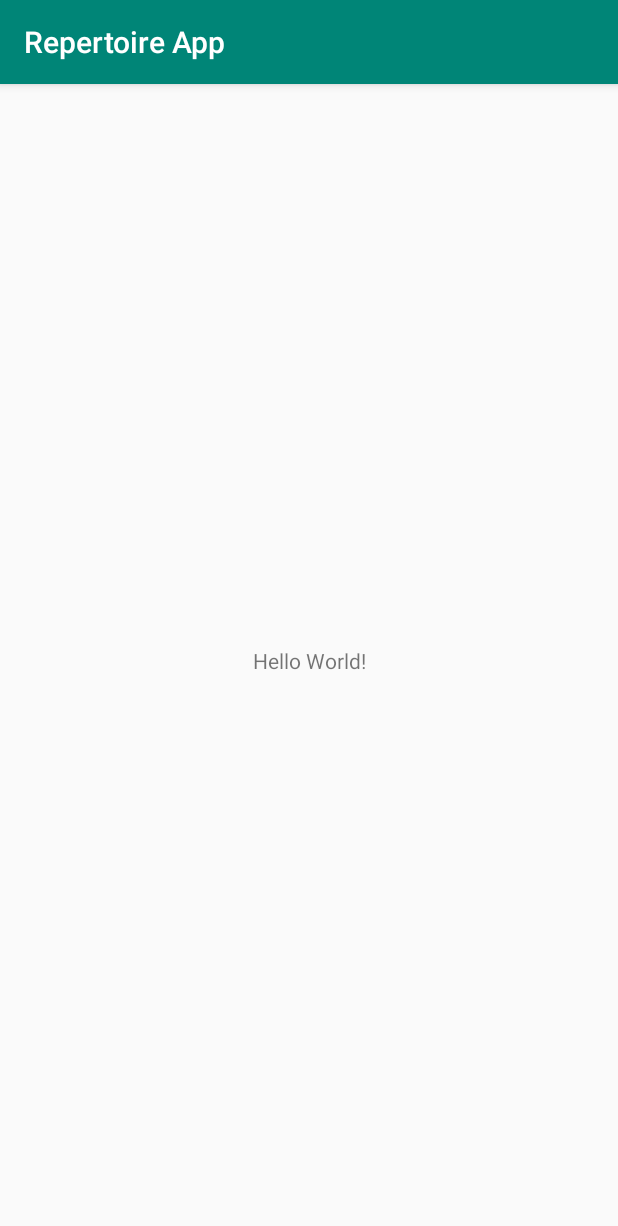
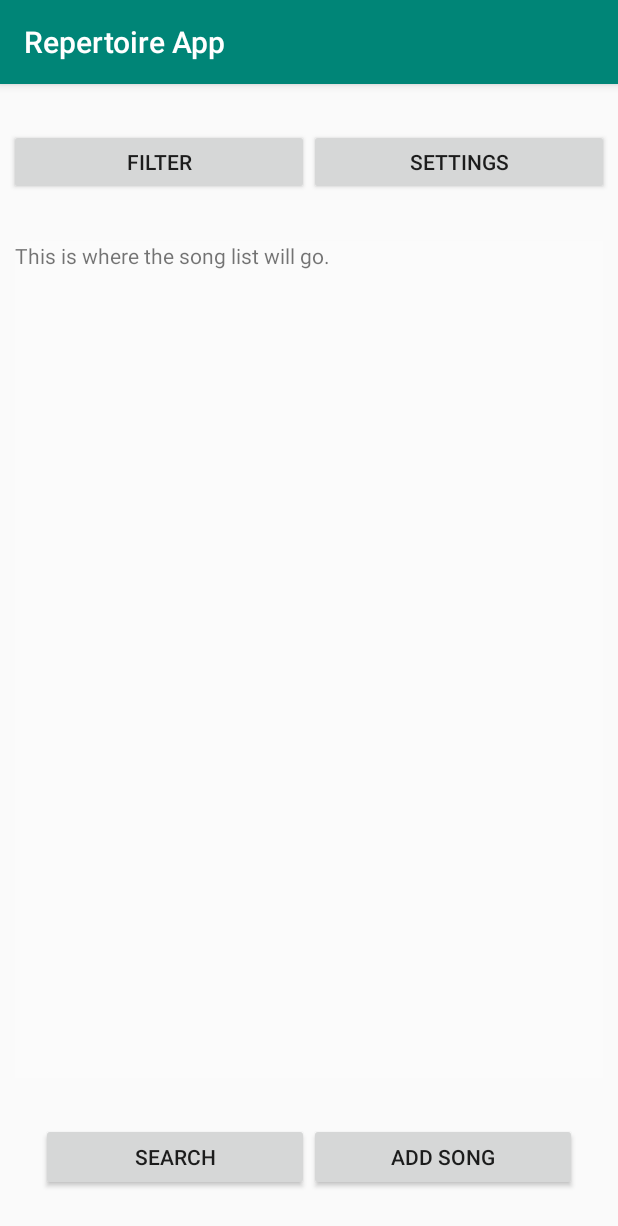
Before and after one commit to calewolf/Repertoire_App, an Android app: the screen it shows after launch (MainActivity), on a phone screen of 412 x 824 dp. Shown: the top 1226 px of the screen. Run offline under Robolectric (Android 15) with nearby library versions, the phone set to English and light mode, and no system bars.

```diff
--- a/app/build.gradle
+++ b/app/build.gradle
@@ -26,4 +26,5 @@ dependencies {
     testImplementation 'junit:junit:4.12'
     androidTestImplementation 'androidx.test:runner:1.1.1'
     androidTestImplementation 'androidx.test.espresso:espresso-core:3.1.1'
+    implementation 'com.google.android.material:material:1.0.0'
 }
--- a/app/src/main/res/layout/activity_main.xml
+++ b/app/src/main/res/layout/activity_main.xml
@@ -6,13 +6,76 @@
     android:layout_height="match_parent"
     tools:context=".MainActivity">
 
-    <TextView
-        android:layout_width="wrap_content"
-        android:layout_height="wrap_content"
-        android:text="Hello World!"
+    <LinearLayout
+        android:id="@+id/topButtonsGroup"
+        android:layout_width="400dp"
+        android:layout_height="44dp"
+        android:orientation="horizontal"
+        app:layout_constraintBottom_toTopOf="@+id/songsList"
+        app:layout_constraintEnd_toEndOf="parent"
+        app:layout_constraintStart_toStartOf="parent"
+        app:layout_constraintTop_toTopOf="parent">
+
+        <Button
+            android:id="@+id/filterButton"
+            android:layout_width="200dp"
+            android:layout_height="wrap_content"
+            android:text="Filter"
+            android:visibility="visible" />
+
+        <Button
+            android:id="@+id/settingsButton"
+            android:layout_width="200dp"
+            android:layout_height="wrap_content"
+            android:text="Settings" />
+    </LinearLayout>
+
+    <LinearLayout
+        android:id="@+id/songsList"
+        android:layout_width="0dp"
+        android:layout_height="558dp"
+        android:layout_marginStart="10dp"
+        android:layout_marginLeft="10dp"
+        android:layout_marginEnd="10dp"
+        android:layout_marginRight="10dp"
+        android:background="#2CFFFFFF"
+        android:orientation="vertical"
+        app:layout_constraintBottom_toTopOf="@id/bottomButtonsGroup"
+        app:layout_constraintEnd_toEndOf="parent"
+        app:layout_constraintStart_toStartOf="parent"
+        app:layout_constraintTop_toBottomOf="@id/topButtonsGroup">
+
+        <TextView
+            android:id="@+id/simpleText"
+            android:layout_width="match_parent"
+            android:layout_height="match_parent"
+            android:text="This is where the song list will go." />
+    </LinearLayout>
+
+    <LinearLayout
+        android:id="@+id/bottomButtonsGroup"
+        android:layout_width="357dp"
+        android:layout_height="45dp"
+        android:orientation="horizontal"
         app:layout_constraintBottom_toBottomOf="parent"
-        app:layout_constraintLeft_toLeftOf="parent"
-        app:layout_constraintRight_toRightOf="parent"
-        app:layout_constraintTop_toTopOf="parent" />
+        app:layout_constraintEnd_toEndOf="parent"
+        app:layout_constraintStart_toStartOf="parent"
+        app:layout_constraintTop_toBottomOf="@+id/songsList">
+
+        <Button
+            android:id="@+id/searchButton"
+            android:layout_width="200dp"
+            android:layout_height="wrap_content"
+            android:layout_weight="1"
+            android:text="@android:string/search_go"
+            android:visibility="visible" />
+
+        <Button
+            android:id="@+id/addSongButton"
+            android:layout_width="200dp"
+            android:layout_height="wrap_content"
+            android:layout_weight="1"
+            android:text="Add Song" />
+    </LinearLayout>
 
 </androidx.constraintlayout.widget.ConstraintLayout>
```
